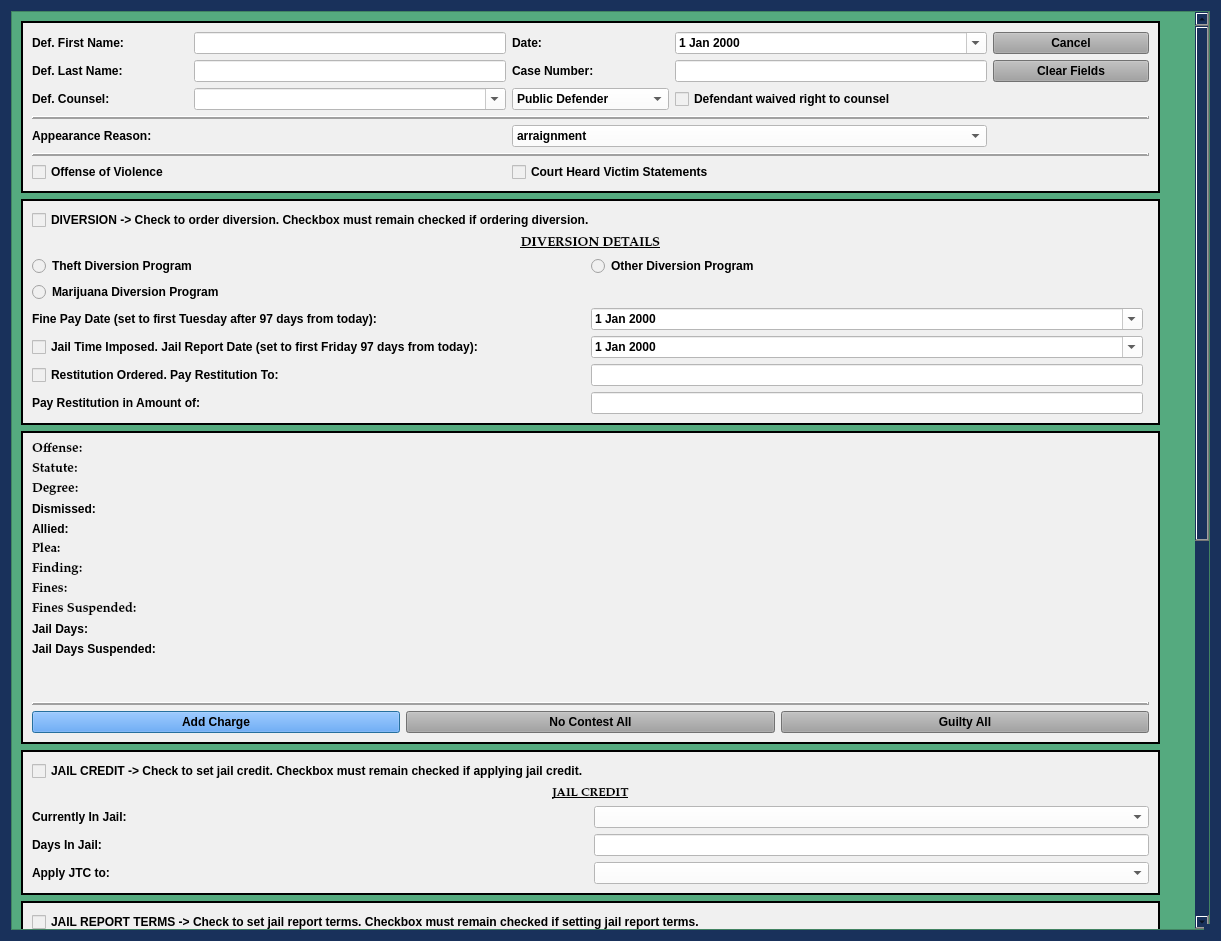
First picture: the form in munientry/views/ui/JailCCPleaDialog.ui, repository HunterProgram22/MuniEntry, before the edit.
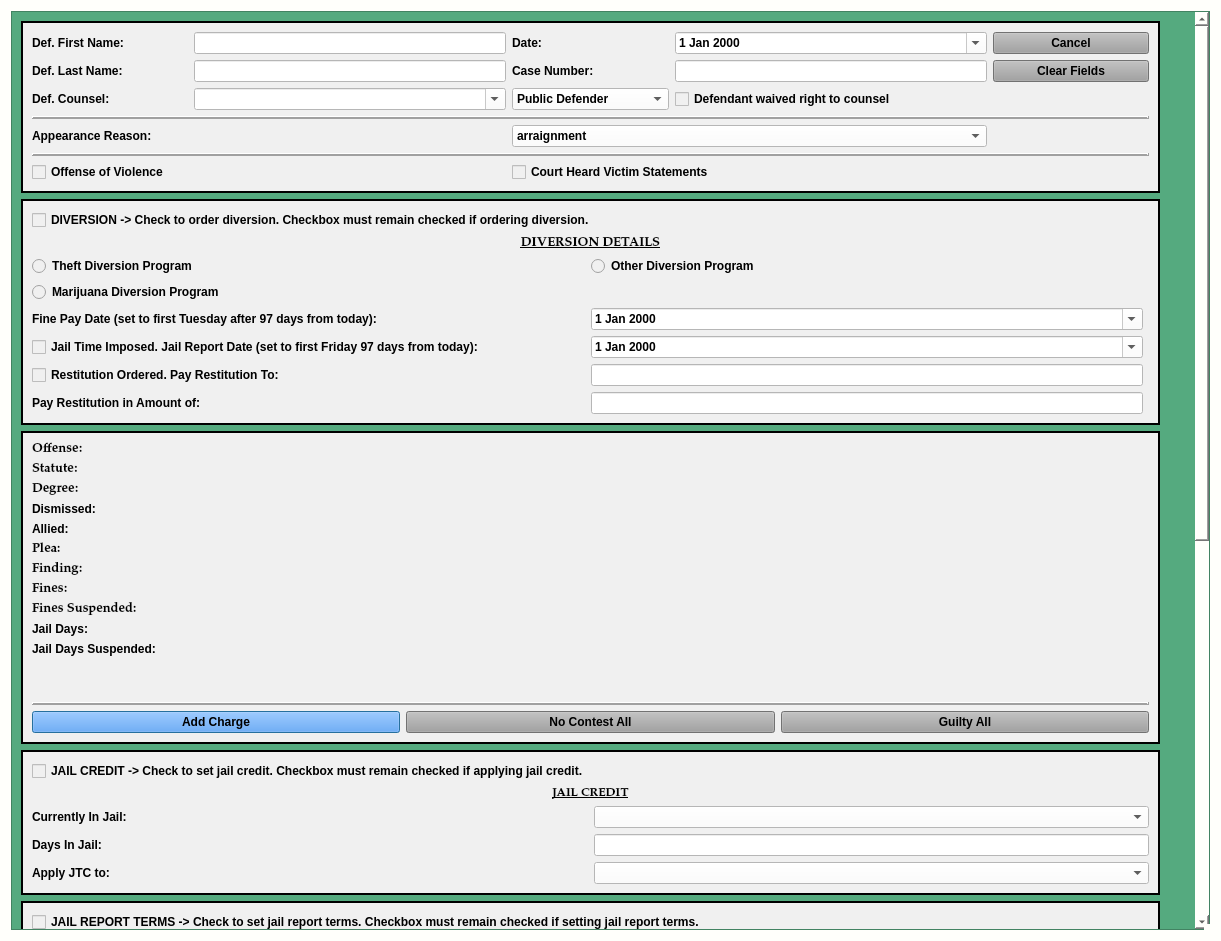
Second picture: the form after the edit. Custom widgets are drawn as their Qt base class.

Commit message: Added date input dialog for sentencing only option.

```diff
--- a/munientry/views/ui/JailCCPleaDialog.ui
+++ b/munientry/views/ui/JailCCPleaDialog.ui
@@ -40,27 +40,27 @@
      <colorrole role="Button">
       <brush brushstyle="SolidPattern">
        <color alpha="255">
-        <red>25</red>
-        <green>49</green>
-        <blue>91</blue>
+        <red>255</red>
+        <green>255</green>
+        <blue>251</blue>
        </color>
       </brush>
      </colorrole>
      <colorrole role="Base">
       <brush brushstyle="SolidPattern">
        <color alpha="255">
-        <red>25</red>
-        <green>49</green>
-        <blue>91</blue>
+        <red>255</red>
+        <green>255</green>
+        <blue>251</blue>
        </color>
       </brush>
      </colorrole>
      <colorrole role="Window">
       <brush brushstyle="SolidPattern">
        <color alpha="255">
-        <red>25</red>
-        <green>49</green>
-        <blue>91</blue>
+        <red>255</red>
+        <green>255</green>
+        <blue>251</blue>
        </color>
       </brush>
      </colorrole>
@@ -69,27 +69,27 @@
      <colorrole role="Button">
       <brush brushstyle="SolidPattern">
        <color alpha="255">
-        <red>25</red>
-        <green>49</green>
-        <blue>91</blue>
+        <red>255</red>
+        <green>255</green>
+        <blue>251</blue>
        </color>
       </brush>
      </colorrole>
      <colorrole role="Base">
       <brush brushstyle="SolidPattern">
        <color alpha="255">
-        <red>25</red>
-        <green>49</green>
-        <blue>91</blue>
+        <red>255</red>
+        <green>255</green>
+        <blue>251</blue>
        </color>
       </brush>
      </colorrole>
      <colorrole role="Window">
       <brush brushstyle="SolidPattern">
        <color alpha="255">
-        <red>25</red>
-        <green>49</green>
-        <blue>91</blue>
+        <red>255</red>
+        <green>255</green>
+        <blue>251</blue>
        </color>
       </brush>
      </colorrole>
@@ -98,27 +98,27 @@
      <colorrole role="Button">
       <brush brushstyle="SolidPattern">
        <color alpha="255">
-        <red>25</red>
-        <green>49</green>
-        <blue>91</blue>
+        <red>255</red>
+        <green>255</green>
+        <blue>251</blue>
        </color>
       </brush>
      </colorrole>
      <colorrole role="Base">
       <brush brushstyle="SolidPattern">
        <color alpha="255">
-        <red>25</red>
-        <green>49</green>
-        <blue>91</blue>
+        <red>255</red>
+        <green>255</green>
+        <blue>251</blue>
        </color>
       </brush>
      </colorrole>
      <colorrole role="Window">
       <brush brushstyle="SolidPattern">
        <color alpha="255">
-        <red>25</red>
-        <green>49</green>
-        <blue>91</blue>
+        <red>255</red>
+        <green>255</green>
+        <blue>251</blue>
        </color>
       </brush>
      </colorrole>
@@ -144,7 +144,8 @@
    <string/>
   </property>
   <property name="styleSheet">
-   <string notr="true">background-color: rgb(25, 49, 91);
+   <string notr="true">
+background-color: rgb(255, 255, 251);
 font: 75 10pt &quot;Palatino Linotype&quot;;
 font-weight: bold;</string>
   </property>
```
Left out of the diff: 2 changed lines with no effect on the pictures. The commit also changes 4 other files.
